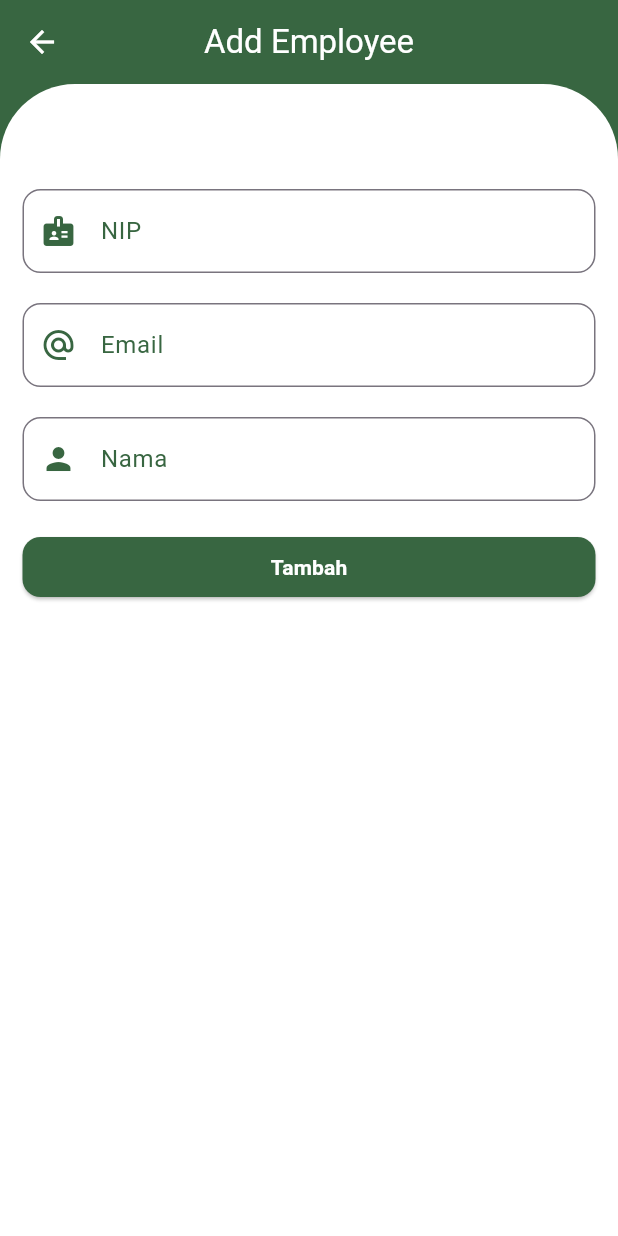
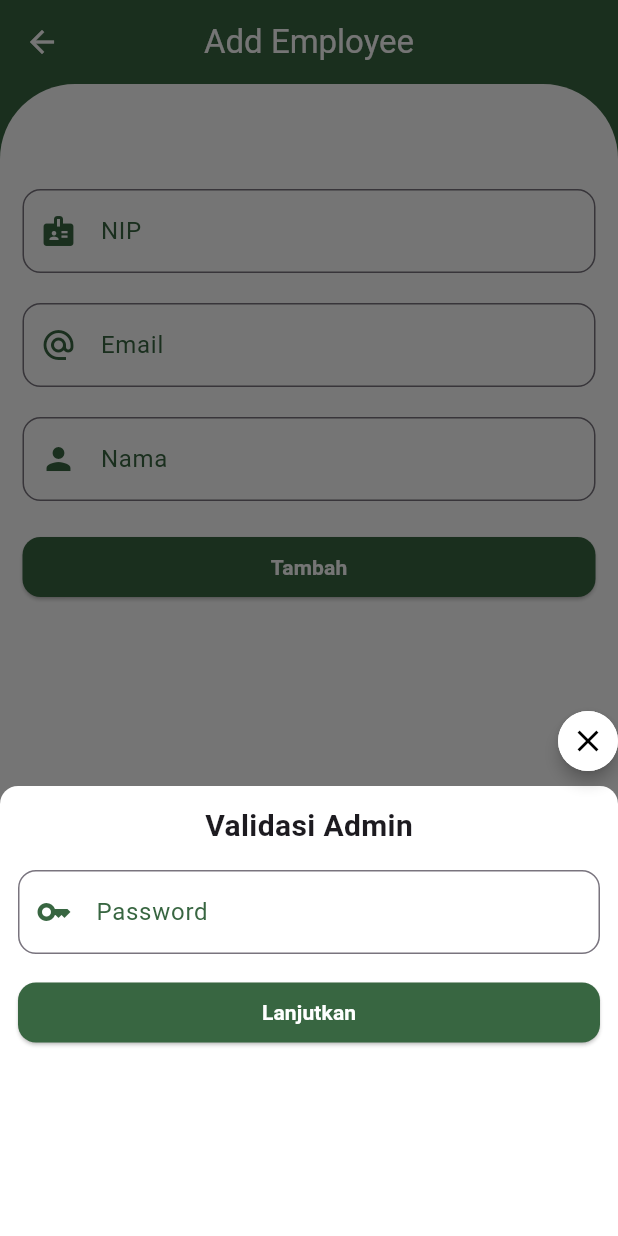
Before and after one commit to RizkyArdiansyahhh/mobile-app-presence, a Flutter app: the AddEmployeeView screen opened by its route, after a tap on "Tambah", on a phone screen of 412 x 824 dp. Run offline on Flutter 3.47's test engine with Material 3 defaults, Android fonts, the light colour scheme and no system bars; our stand-ins replace cloud_firestore, firebase_auth, firebase_core, get; accounts and stored records are empty.

Commit message:
change employee controller:auto login

```diff
--- a/lib/app/modules/add_employee/controllers/add_employee_controller.dart
+++ b/lib/app/modules/add_employee/controllers/add_employee_controller.dart
@@ -6,6 +6,7 @@ class AddEmployeeController extends GetxController {
   late final TextEditingController nameController;
   late final TextEditingController nipController;
   late final TextEditingController emailController;
+  late final TextEditingController passAdminController;
 
   @override
   void onInit() {
@@ -13,6 +14,7 @@ class AddEmployeeController extends GetxController {
     nameController = TextEditingController();
     nipController = TextEditingController();
     emailController = TextEditingController();
+    passAdminController = TextEditingController();
   }
 
   @override
@@ -25,6 +27,7 @@ class AddEmployeeController extends GetxController {
     nameController.dispose();
     nipController.dispose();
     emailController.dispose();
+    passAdminController.dispose();
     super.onClose();
   }
 }
--- a/lib/app/modules/add_employee/controllers/employee_controller.dart
+++ b/lib/app/modules/add_employee/controllers/employee_controller.dart
@@ -9,12 +9,19 @@ class EmployeeController extends GetxController {
 
   final FirebaseAuth auth = FirebaseAuth.instance;
   final FirebaseFirestore firestore = FirebaseFirestore.instance;
+  final User? adminCredential = FirebaseAuth.instance.currentUser;
 
   void showSnackbar(String title, String message) {
     Get.snackbar(title, message, duration: const Duration(milliseconds: 1500));
   }
 
   void addEmployee() async {
+    if (addEmployeeController.passAdminController.text.isNotEmpty) {
+      try {
+        await auth.signInWithEmailAndPassword(
+          email: adminCredential!.email!,
+          password: addEmployeeController.passAdminController.text,
+        );
         if (addEmployeeController.nipController.text.isNotEmpty &&
             addEmployeeController.emailController.text.isNotEmpty &&
             addEmployeeController.nameController.text.isNotEmpty) {
@@ -26,6 +33,7 @@ class EmployeeController extends GetxController {
 
             if (credential.user != null) {
               String uid = credential.user!.uid;
+              print(credential.user);
 
               try {
                 await firestore.collection("employees").doc(uid).set({
@@ -40,15 +48,12 @@ class EmployeeController extends GetxController {
                 await credential.user!.sendEmailVerification();
                 print(credential.user);
 
-            // await firestore.collection("employees").add({
-            //   "nip": addEmployeeController.nipController.text,
-            //   "email": addEmployeeController.emailController.text,
-            //   "name": addEmployeeController.nameController.text,
-            //   "password": "Password",
-            //   "created_At": DateTime.now().toIso8601String(),
-            //   "uid": uid,
-            // });
                 showSnackbar("Berhasil", "Karyawan Berhasil Ditambahkan");
+                auth.signOut();
+                auth.signInWithEmailAndPassword(
+                  email: adminCredential!.email!,
+                  password: addEmployeeController.passAdminController.text,
+                );
               } catch (e) {
                 showSnackbar("Terjadi kesalahan", "Kesalahan : $e");
               }
@@ -74,5 +79,15 @@ class EmployeeController extends GetxController {
             print(e);
           }
         }
+      } on FirebaseAuthException catch (e) {
+        if (e.code == "wrong-password") {
+          showSnackbar("Terjadi kesalahan", "Password anda salah");
+        } else {
+          showSnackbar("Terjadi kesalahan", e.code);
         }
       }
+    } else {
+      showSnackbar("Terjadi kesalahan", "Password tidak boleh kosong");
+    }
+  }
+}
--- a/lib/app/modules/add_employee/views/add_employee_view.dart
+++ b/lib/app/modules/add_employee/views/add_employee_view.dart
@@ -56,7 +56,87 @@ class AddEmployeeView extends GetView<AddEmployeeController> {
             const SizedBox(height: 20),
             ElevatedButton(
               onPressed: () {
-                Get.find<EmployeeController>().addEmployee();
+                // Get.find<EmployeeController>().addEmployee();
+                Get.bottomSheet(
+                  enableDrag: false,
+                  Stack(
+                    clipBehavior: Clip.none,
+                    children: [
+                      Container(
+                        height: 300,
+                        padding: EdgeInsets.all(12),
+                        decoration: BoxDecoration(
+                          color: const Color(0xffFFFFFF),
+                          borderRadius: BorderRadius.only(
+                            topLeft: Radius.circular(12),
+                            topRight: Radius.circular(12),
+                          ),
+                        ),
+                        child: Column(
+                          children: [
+                            Text(
+                              "Validasi Admin",
+                              style: TextStyle(
+                                fontSize: 20,
+                                fontWeight: FontWeight.w700,
+                              ),
+                            ),
+                            const SizedBox(height: 15),
+                            InputWidget(
+                              controller: controller.passAdminController,
+                              icon: const Icon(Icons.key),
+                              obscureText: true,
+                              label: "Password",
+                              textInputType: TextInputType.visiblePassword,
+                            ),
+                            const SizedBox(height: 15),
+                            SizedBox(
+                              width: double.infinity,
+                              child: ElevatedButton(
+                                onPressed: () {
+                                  Get.find<EmployeeController>().addEmployee();
+                                },
+                                style: ElevatedButton.styleFrom(
+                                  backgroundColor: const Color(0xff386641),
+                                  shape: RoundedRectangleBorder(
+                                    borderRadius: BorderRadius.circular(12),
+                                  ),
+                                ),
+                                child: Text(
+                                  "Lanjutkan",
+                                  style: TextStyle(
+                                    color: Colors.white,
+                                    fontWeight: FontWeight.w700,
+                                  ),
+                                ),
+                              ),
+                            ),
+                          ],
+                        ),
+                      ),
+                      Positioned(
+                        top: -50,
+                        right: 0,
+                        child: Material(
+                          shape: const CircleBorder(),
+                          elevation: 4,
+                          color: Colors.white,
+                          child: CircleAvatar(
+                            radius: 20,
+                            backgroundColor: Colors.white,
+                            child: IconButton(
+                              icon: const Icon(
+                                Icons.close,
+                                color: Colors.black,
+                              ),
+                              onPressed: () => Get.back(),
+                            ),
+                          ),
+                        ),
+                      ),
+                    ],
+                  ),
+                );
               },
               style: ElevatedButton.styleFrom(
                 backgroundColor: const Color(0xff386641),
```
Also changed, not shown: lib/app/modules/home/views/home_view.dart (+8 -0 lines), lib/main.dart (+17 -5 lines). Lines whose indentation alone changed are shown as unchanged.
